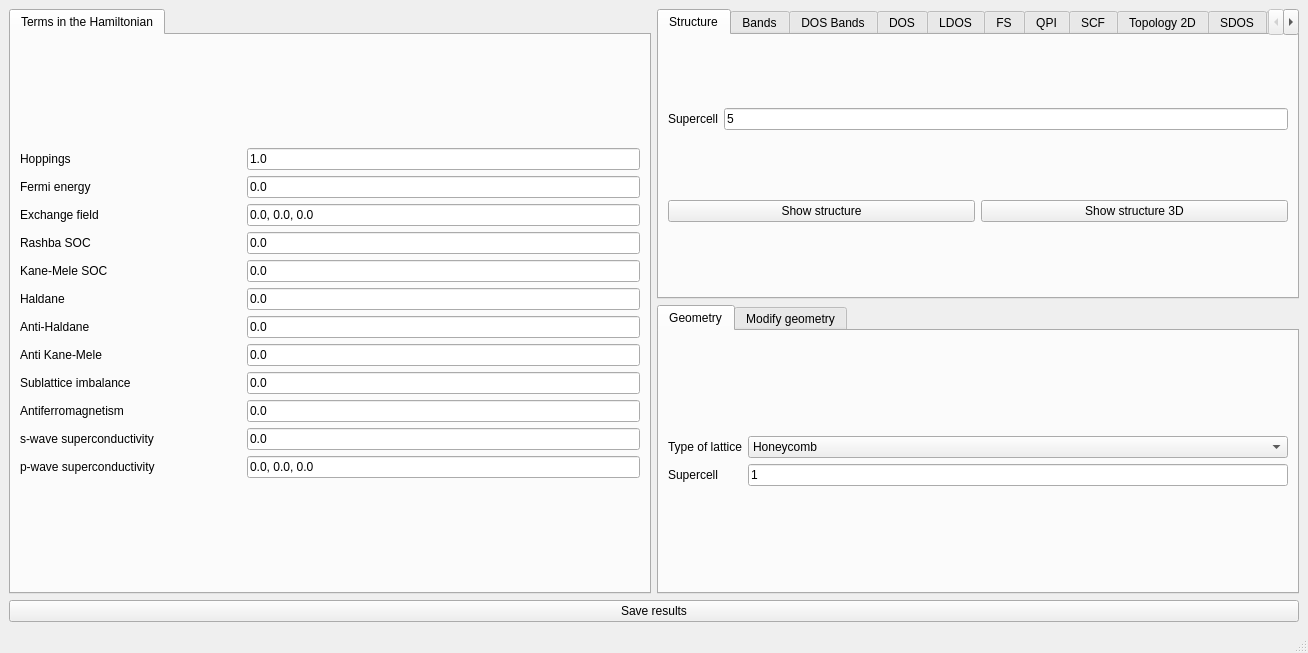
joselado/quantum-lattice, file interface-pyqt/2d/interface.ui: the form before one commit.
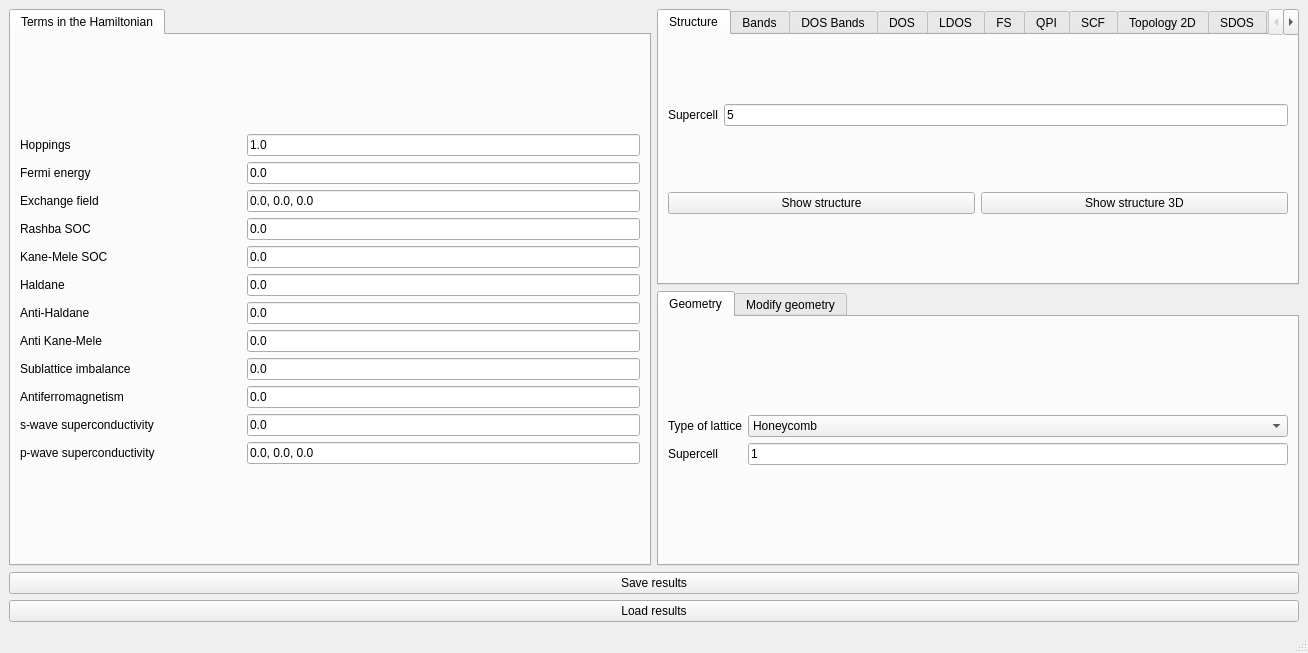
The form after the commit.

Commit message: Add save/load of interface state (parameters + results since last change)

What changed in the file:
```diff
--- a/interface-pyqt/2d/interface.ui
+++ b/interface-pyqt/2d/interface.ui
@@ -1618,6 +1618,13 @@
       </property>
      </widget>
     </item>
+    <item row="3" column="0" colspan="2">
+     <widget class="QPushButton" name="load_results">
+      <property name="text">
+       <string>Load results</string>
+      </property>
+     </widget>
+    </item>
    </layout>
   </widget>
   <widget class="QMenuBar" name="menubar">
```
The commit also changes 43 other files.
